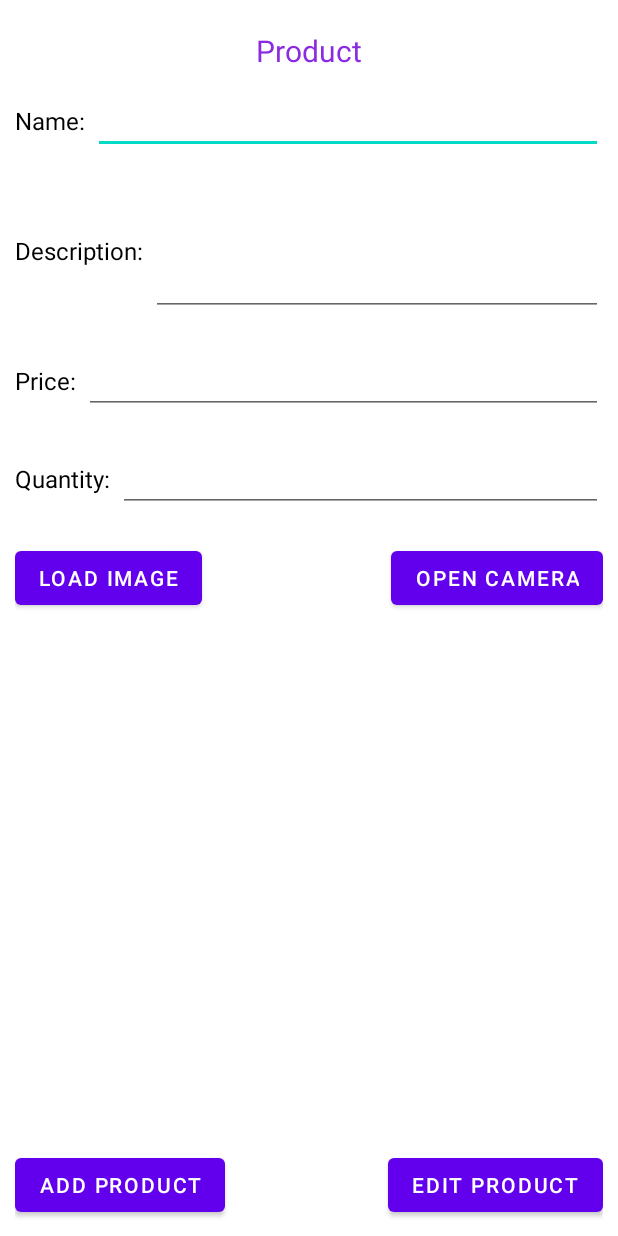
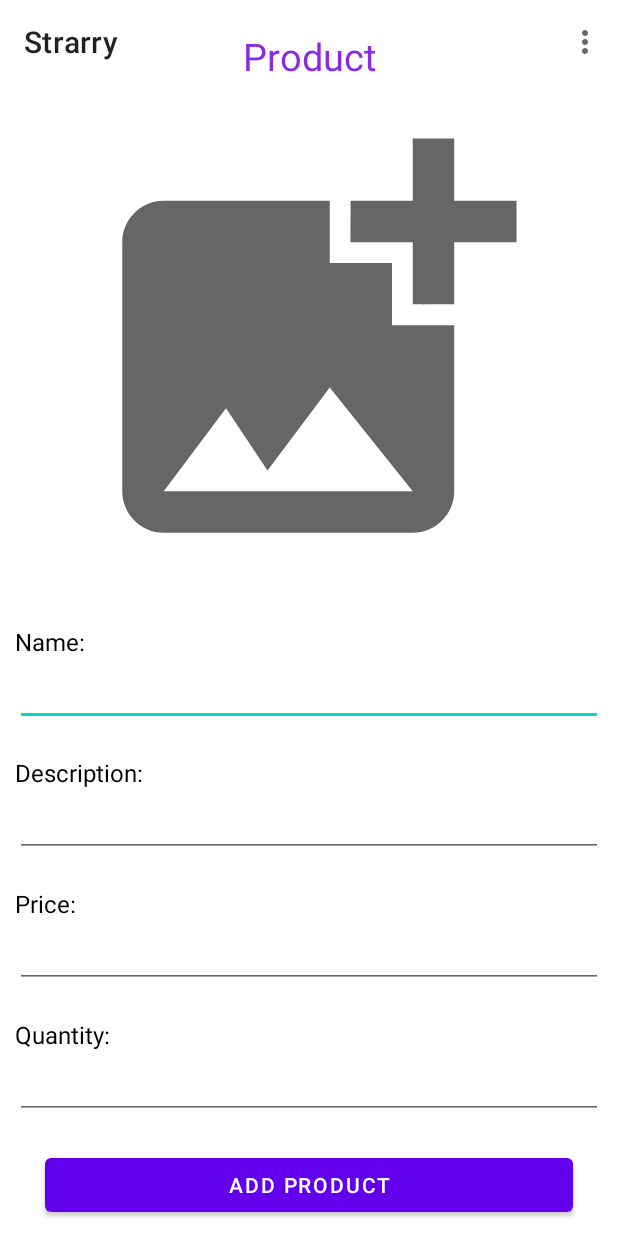
Before and after one commit to LeNguyenGiaBao/Strarry, an Android app: the screen it shows after launch (ProductManage), after a tap on "EVENT", on a phone screen of 412 x 824 dp. Run offline under Robolectric (Android 15) with nearby library versions, the light colour scheme and no system bars.

Commit message:
take picture from camera

```diff
--- a/app/src/main/java/hcmute/edu/vn/mssv18110251/MainActivity.java
+++ b/app/src/main/java/hcmute/edu/vn/mssv18110251/MainActivity.java
@@ -107,4 +107,13 @@ public class MainActivity extends AppCompatActivity {
             }
         });
     }
+
+    @Override
+    protected void onResume(){
+        super.onResume();
+        List<Product> products =  productDAO.getProducts();
+        productAdapter = new ProductAdapter(getApplicationContext(), (ArrayList<Product>) products);
+
+        recyclerView.setAdapter(productAdapter);
+    }
 }
--- /dev/null
+++ b/app/src/main/res/drawable/ic_baseline_add_photo_alternate_24.xml
@@ -0,0 +1,10 @@
+<vector xmlns:android="http://schemas.android.com/apk/res/android"
+    android:width="24dp"
+    android:height="24dp"
+    android:viewportWidth="24"
+    android:viewportHeight="24"
+    android:tint="?attr/colorControlNormal">
+  <path
+      android:fillColor="@android:color/white"
+      android:pathData="M19,7v2.99s-1.99,0.01 -2,0L17,7h-3s0.01,-1.99 0,-2h3L17,2h2v3h3v2h-3zM16,11L16,8h-3L13,5L5,5c-1.1,0 -2,0.9 -2,2v12c0,1.1 0.9,2 2,2h12c1.1,0 2,-0.9 2,-2v-8h-3zM5,19l3,-4 2,3 3,-4 4,5L5,19z"/>
+</vector>
--- a/app/src/main/res/layout/activity_product_manage.xml
+++ b/app/src/main/res/layout/activity_product_manage.xml
@@ -12,19 +12,28 @@
         android:layout_height="wrap_content"
         android:text="Product"
         android:textColor="@color/BlueViolet"
-        android:textSize="20dp"
+        android:textSize="25dp"
         app:layout_constraintLeft_toLeftOf="parent"
         app:layout_constraintRight_toRightOf="parent"
         app:layout_constraintTop_toTopOf="parent"
         android:layout_marginTop="20dp"/>
+
+    <ImageView
+        android:layout_margin="@dimen/padding"
+        android:id="@+id/imgView"
+        android:layout_width="match_parent"
+        android:layout_height="0dp"
+        app:layout_constraintTop_toBottomOf="@+id/txt_product"
+        app:layout_constraintBottom_toTopOf="@id/linear_name"
+        android:src="@drawable/ic_baseline_add_photo_alternate_24"/>
 
     <LinearLayout
         android:id="@+id/linear_name"
         android:layout_width="match_parent"
         android:layout_height="wrap_content"
         android:padding="@dimen/padding"
-        android:orientation="horizontal"
-        app:layout_constraintTop_toBottomOf="@id/txt_product">
+        android:orientation="vertical"
+        app:layout_constraintBottom_toTopOf="@+id/linear_description">
 
         <TextView
             android:layout_width="wrap_content"
@@ -48,8 +57,8 @@
         android:layout_width="match_parent"
         android:layout_height="wrap_content"
         android:padding="@dimen/padding"
-        android:orientation="horizontal"
-        app:layout_constraintTop_toBottomOf="@id/linear_name">
+        android:orientation="vertical"
+        app:layout_constraintBottom_toTopOf="@+id/linear_price">
 
         <TextView
             android:layout_width="wrap_content"
@@ -63,9 +72,7 @@
             android:layout_width="match_parent"
             android:layout_height="wrap_content"
             android:paddingLeft="5dp"
-            android:paddingRight="5dp"
-            android:inputType="textMultiLine"
-            android:lines="3"/>
+            android:paddingRight="5dp"/>
 
     </LinearLayout>
 
@@ -74,8 +81,8 @@
         android:layout_width="match_parent"
         android:layout_height="wrap_content"
         android:padding="@dimen/padding"
-        android:orientation="horizontal"
-        app:layout_constraintTop_toBottomOf="@id/linear_description">
+        android:orientation="vertical"
+        app:layout_constraintBottom_toTopOf="@id/linear_quantity">
 
         <TextView
             android:layout_width="wrap_content"
@@ -89,7 +96,8 @@
             android:layout_width="match_parent"
             android:layout_height="wrap_content"
             android:paddingLeft="5dp"
-            android:paddingRight="5dp"/>
+            android:paddingRight="5dp"
+            android:inputType="number"/>
 
     </LinearLayout>
 
@@ -98,8 +106,9 @@
         android:layout_width="match_parent"
         android:layout_height="wrap_content"
         android:padding="@dimen/padding"
-        android:orientation="horizontal"
-        app:layout_constraintTop_toBottomOf="@id/linear_price">
+        android:orientation="vertical"
+        app:layout_constraintBottom_toTopOf="@id/add_edit_remove"
+        >
 
         <TextView
             android:layout_width="wrap_content"
@@ -118,60 +127,31 @@
 
     </LinearLayout>
 
-    <RelativeLayout
-        android:id="@+id/linear_image"
-        android:layout_width="match_parent"
-        android:layout_height="wrap_content"
-        android:padding="@dimen/padding"
-        android:orientation="horizontal"
-        app:layout_constraintTop_toBottomOf="@id/linear_quantity">
 
-        <Button
-            android:id="@+id/btn_load_image"
-            android:layout_width="wrap_content"
-            android:layout_height="wrap_content"
-            android:text="Load Image"/>
 
-        <Button
-            android:id="@+id/btn_open_camera"
-            android:layout_width="wrap_content"
-            android:layout_height="wrap_content"
-            android:layout_alignParentRight="true"
-            android:text="Open Camera" />
-
-    </RelativeLayout>
-
-    <RelativeLayout
+    <LinearLayout
         android:id="@+id/add_edit_remove"
         android:layout_width="match_parent"
         android:layout_height="wrap_content"
         android:padding="@dimen/padding"
-        android:orientation="horizontal"
         app:layout_constraintBottom_toBottomOf="parent">
 
         <Button
             android:id="@+id/btn_add_product"
-            android:layout_width="wrap_content"
+            android:layout_width="match_parent"
             android:layout_height="wrap_content"
-            android:text="Add Product"/>
-
-        <Button
-            android:id="@+id/btn_edit_product"
-            android:layout_width="wrap_content"
-            android:layout_height="wrap_content"
-            android:layout_alignParentRight="true"
-            android:text="Edit Product" />
-
-    </RelativeLayout>
-
-    <ImageView
-        android:id="@+id/imgView"
-        android:layout_width="match_parent"
-        android:layout_height="0dp"
-        app:layout_constraintTop_toBottomOf="@+id/linear_image"
-        app:layout_constraintBottom_toTopOf="@id/add_edit_remove"/>
+            android:layout_marginLeft="20dp"
+            android:layout_marginRight="20dp"
+            android:text="Add Product" />
 
 
+    </LinearLayout>
+
+    <androidx.appcompat.widget.Toolbar
+        android:id="@+id/toolbar"
+        android:layout_width="match_parent"
+        android:layout_height="wrap_content"
+        tools:ignore="MissingConstraints" />
 
 
 
--- /dev/null
+++ b/app/src/main/res/menu/menu_image_capture.xml
@@ -0,0 +1,10 @@
+<menu xmlns:android="http://schemas.android.com/apk/res/android"
+    xmlns:app="http://schemas.android.com/apk/res-auto"
+    xmlns:tools="http://schemas.android.com/tools"
+    tools:context="example.hasnagi.com.imagecaptureexample.ImageCaptureActivity">
+    <item
+        android:id="@+id/action_settings"
+        android:orderInCategory="100"
+        android:title="@string/action_settings"
+        app:showAsAction="never" />
+</menu>
--- a/app/src/main/res/values/strings.xml
+++ b/app/src/main/res/values/strings.xml
@@ -7,4 +7,6 @@
         <item>Đà Nẵng</item>
         <item>Cần Thơ</item>
     </string-array>
+
+    <string name="action_settings">Settings</string>
 </resources>
```
Also changed, not shown: app/src/main/java/hcmute/edu/vn/mssv18110251/DAO/ProductDAO.java (+7 -2 lines), app/src/main/java/hcmute/edu/vn/mssv18110251/ProductManage.java (+165 -37 lines), app/src/main/res/drawable/ic_baseline_add_24.xml (added, +10 -0 lines).
